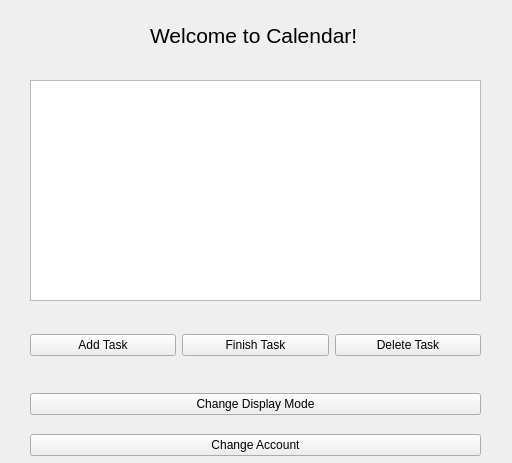
Qt form user.ui (Zhangky11/Calendar) before a commit.
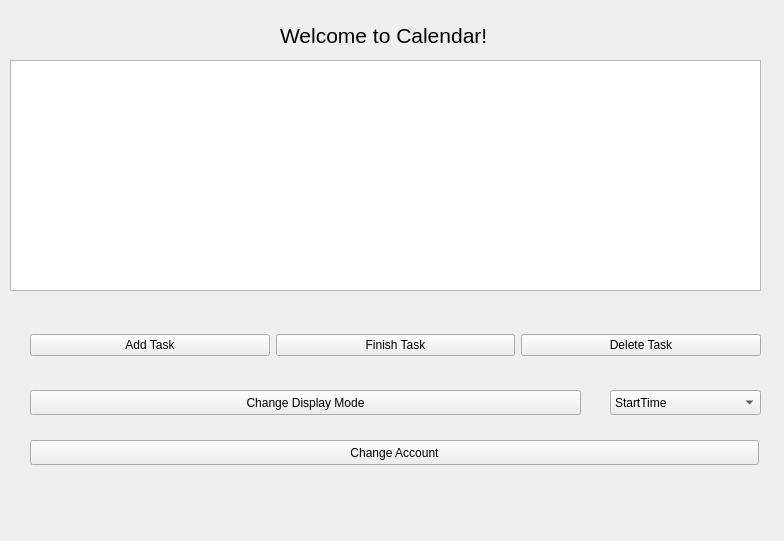
The same form after that commit.

Diff of the .ui file:
```diff
--- a/user.ui
+++ b/user.ui
@@ -6,8 +6,8 @@
    <rect>
     <x>0</x>
     <y>0</y>
-    <width>512</width>
-    <height>463</height>
+    <width>784</width>
+    <height>541</height>
    </rect>
   </property>
   <property name="windowTitle">
@@ -16,7 +16,7 @@
   <widget class="QLabel" name="label">
    <property name="geometry">
     <rect>
-     <x>150</x>
+     <x>280</x>
      <y>10</y>
      <width>221</width>
      <height>51</height>
@@ -26,22 +26,12 @@
     <string>&lt;html&gt;&lt;head/&gt;&lt;body&gt;&lt;p&gt;&lt;span style=&quot; font-size:16pt;&quot;&gt;Welcome to Calendar!&lt;/span&gt;&lt;/p&gt;&lt;/body&gt;&lt;/html&gt;</string>
    </property>
   </widget>
-  <widget class="QListWidget" name="listWidget">
-   <property name="geometry">
-    <rect>
-     <x>30</x>
-     <y>80</y>
-     <width>451</width>
-     <height>221</height>
-    </rect>
-   </property>
-  </widget>
   <widget class="QWidget" name="horizontalLayoutWidget">
    <property name="geometry">
     <rect>
      <x>30</x>
      <y>320</y>
-     <width>451</width>
+     <width>731</width>
      <height>51</height>
     </rect>
    </property>
@@ -69,31 +59,66 @@
     </item>
    </layout>
   </widget>
-  <widget class="QWidget" name="verticalLayoutWidget">
+  <widget class="QTableView" name="table">
    <property name="geometry">
     <rect>
+     <x>10</x>
+     <y>60</y>
+     <width>751</width>
+     <height>231</height>
+    </rect>
+   </property>
+  </widget>
+  <widget class="QPushButton" name="pushButton_5">
+   <property name="geometry">
+    <rect>
      <x>30</x>
-     <y>380</y>
-     <width>451</width>
-     <height>89</height>
+     <y>440</y>
+     <width>729</width>
+     <height>25</height>
     </rect>
    </property>
-   <layout class="QVBoxLayout" name="verticalLayout">
-    <item>
-     <widget class="QPushButton" name="pushButton_4">
-      <property name="text">
-       <string>Change Display Mode</string>
-      </property>
-     </widget>
-    </item>
-    <item>
-     <widget class="QPushButton" name="pushButton_5">
-      <property name="text">
-       <string>Change Account</string>
-      </property>
-     </widget>
-    </item>
-   </layout>
+   <property name="text">
+    <string>Change Account</string>
+   </property>
+  </widget>
+  <widget class="QComboBox" name="comboBox">
+   <property name="geometry">
+    <rect>
+     <x>610</x>
+     <y>390</y>
+     <width>151</width>
+     <height>25</height>
+    </rect>
+   </property>
+   <item>
+    <property name="text">
+     <string>StartTime</string>
+    </property>
+   </item>
+   <item>
+    <property name="text">
+     <string>Priority</string>
+    </property>
+   </item>
+   <item>
+    <property name="text">
+     <string>Type</string>
+    </property>
+   </item>
+  </widget>
+  <widget class="QPushButton" name="pushButton_4">
+   <property name="geometry">
+    <rect>
+     <x>30</x>
+     <y>390</y>
+     <width>551</width>
+     <height>25</height>
+    </rect>
+   </property>
+   <property name="text">
+    <string>Change Display Mode</string>
+   </property>
   </widget>
  </widget>
  <resources/>
```
Left out of the diff: 39 changed lines with no effect on the pictures.
